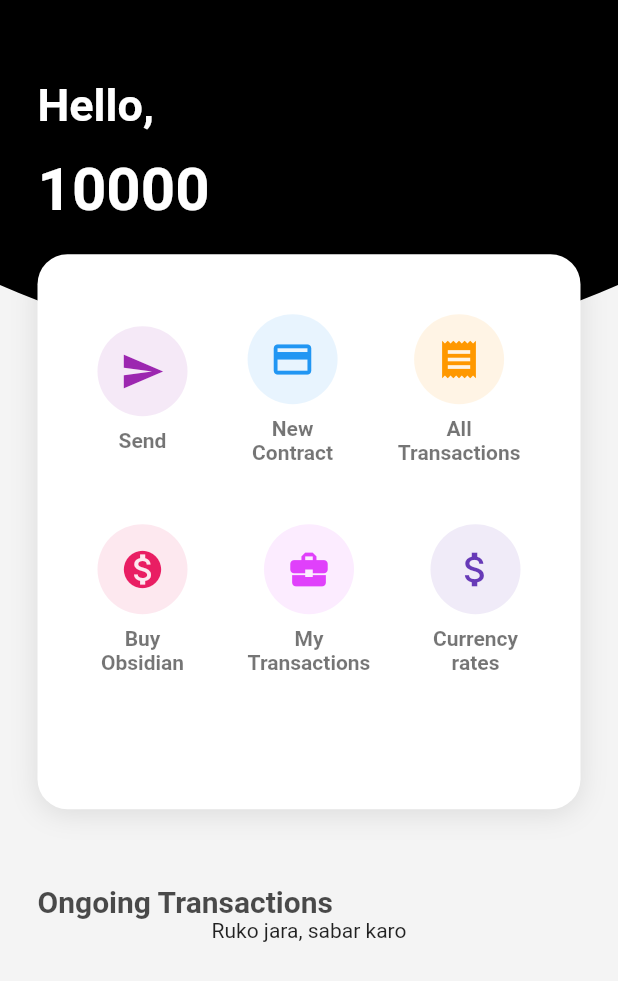
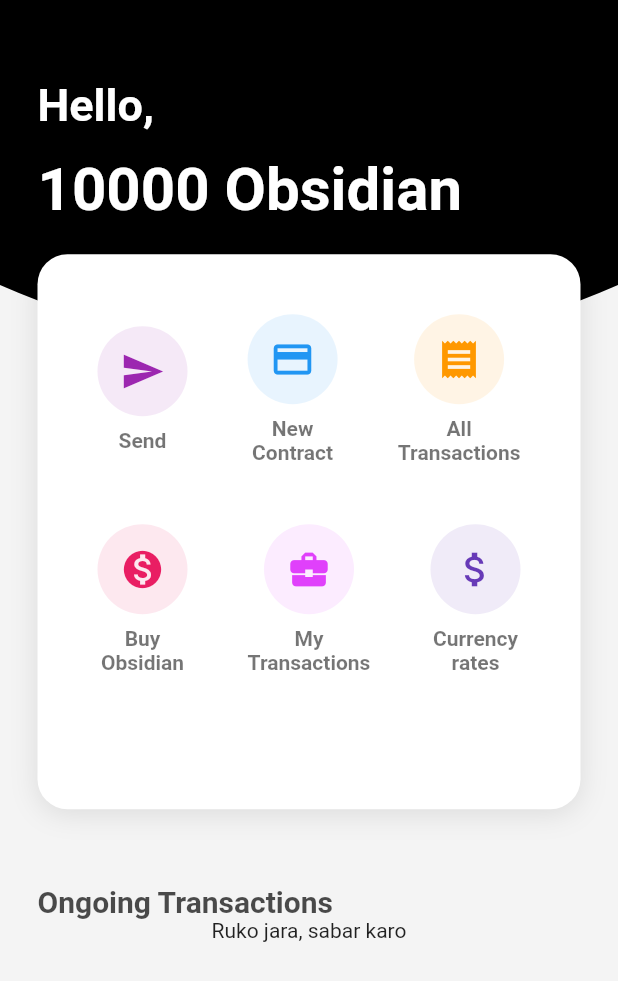
Before and after one commit to owaisjh/Obsidian-App-Blockchain, a Flutter app: the HomePage screen opened directly with empty values, on a phone screen of 412 x 824 dp. Shown: the top 981 px of the screen. Run offline on Flutter 3.47's test engine with Material 2 defaults, Android fonts, the phone set to English and light mode, and no system bars; our stand-ins replace charts_flutter, fluttertoast, modal_bottom_sheet, rounded_loading_button, toast; missing offline and left inert: dart:ffi; network calls fail.

Commit message:
obsidian added

```diff
--- a/lib/homepage.dart
+++ b/lib/homepage.dart
@@ -162,7 +162,7 @@ class _HomePageState extends State<HomePage> {
                         ),
                         SizedBox(height: 15.0),
                         Text(
-                          obsidianBalance.toString(),
+                          '${obsidianBalance.toString()} Obsidian',
                           style: TextStyle(
                             color: Colors.white,
                             fontSize: 40.0,
```
